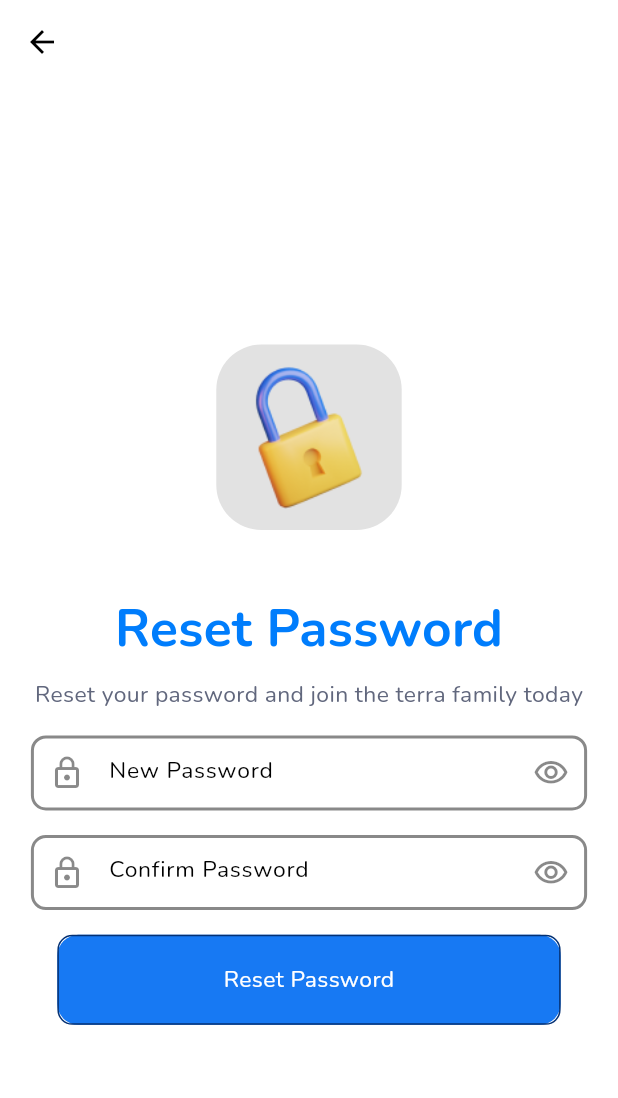
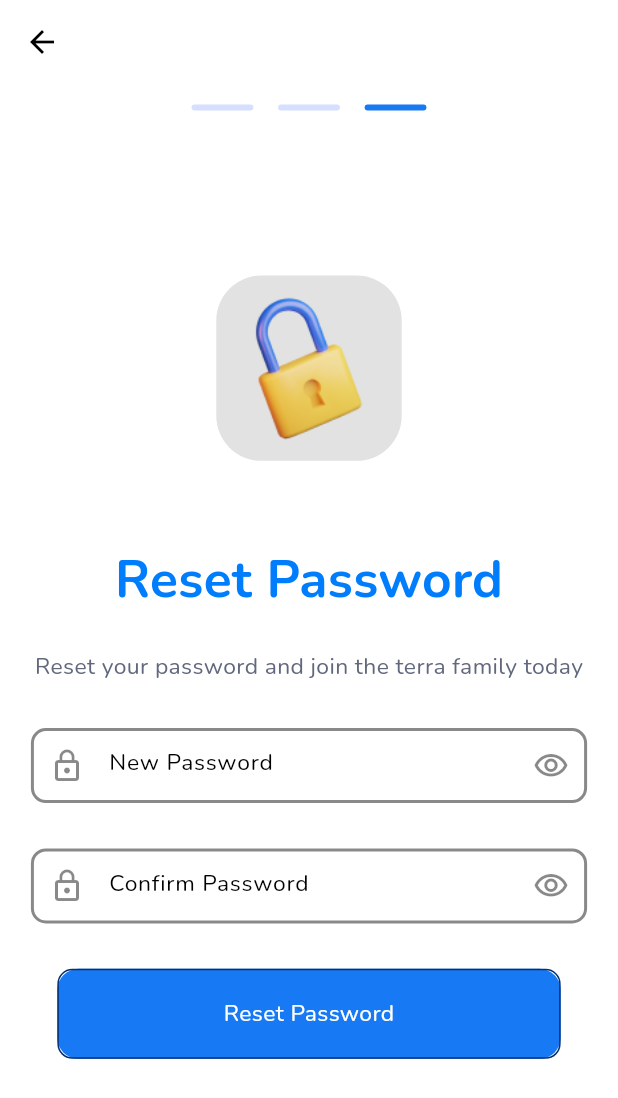
Before and after one commit to A2SV/Terra, a Flutter app: the screen it shows after launch, on a phone screen of 412 x 824 dp. Shown: the top 1098 px of the screen. Run offline on Flutter 3.47's test engine with Material 3 defaults, Android fonts, the phone set to English and light mode, and no system bars; our stand-ins replace flutter_styled_toast, flutter_svg, pinput, responsive_sizer; missing offline and left inert: validation_pro.

Commit message:
feat:password reset page raw structure

```diff
--- a/mobile/lib/src/core/theme/common_color.dart
+++ b/mobile/lib/src/core/theme/common_color.dart
@@ -11,6 +11,4 @@ class AppCommonColors {
   static const signInWithGoogleBgnd = Color(0xFF61677D);
   static const logoGold = Color(0xFFC3922E);
   static const mainlightBlue=Color(0xFFD6DFFF);
-  static const imageBackgroundColor=Color(0xFFEAEFF5);
-  static const textFieldTextColor=Color(0xFFACACAC);
 }
--- a/mobile/lib/src/features/auth/presentation/otp.dart
+++ b/mobile/lib/src/features/auth/presentation/otp.dart
@@ -1,6 +1,7 @@
 import 'package:flutter/cupertino.dart';
 import 'package:flutter/material.dart';
 import 'package:flutter_svg/svg.dart';
+import 'package:mobile/src/onboarding/presentation/widgets/page_indicator.dart';
 import 'package:pinput/pinput.dart';
 
 import '../../../core/theme/common_color.dart';
@@ -23,6 +24,7 @@ class _OtpScreenState extends State<OtpScreen> {
         mainAxisAlignment:MainAxisAlignment.center,
 
         children: <Widget>[
+
           Container(
             key: Key('image'),
             child:Image.asset('assets/images/mail.png')
--- a/mobile/lib/src/features/auth/presentation/password_reset.dart
+++ b/mobile/lib/src/features/auth/presentation/password_reset.dart
@@ -8,6 +8,7 @@ import 'package:mobile/src/core/widgets/custom_button.dart';
 import 'package:responsive_sizer/responsive_sizer.dart';
 
 import '../../../core/theme/app_light_theme_colors.dart';
+import '../../../onboarding/presentation/widgets/page_indicator.dart';
 
 class PasswordResetScreen extends StatefulWidget{
   @override
@@ -36,8 +37,43 @@ class _PasswordResetScreenState extends State<PasswordResetScreen> {
         ),
       ),
       body: Column(
-        mainAxisAlignment: MainAxisAlignment.center,
+        mainAxisAlignment: MainAxisAlignment.spaceEvenly,
         children: <Widget>[
+          Container(
+            alignment: Alignment.topCenter,
+            key: Key('page-indicator'),
+            child: Row(
+              mainAxisAlignment: MainAxisAlignment.center,
+              children: <Widget>[
+                Container(
+                  margin:EdgeInsets.fromLTRB(2.w, 0, 2.w, 0),
+                  child:PageIndicator(
+                    width: 10.w,
+                    color: AppCommonColors.mainlightBlue,
+                  ),
+                ),
+                Container(
+                  margin:EdgeInsets.fromLTRB(2.w, 0, 2.w, 0),
+                  child:PageIndicator(
+                    width: 10.w,
+                    color: AppCommonColors.mainlightBlue,
+                  ),
+                ),
+                Container(
+                  margin:EdgeInsets.fromLTRB(2.w, 0, 2.w, 0),
+                  child:PageIndicator(
+                    width: 10.w,
+                    color: AppCommonColors.mainBlueButton,
+                  ),
+                ),
+
+
+              ],
+            )
+          ),
+          SizedBox(
+            height: 5.h,
+          ),
           Container(
             key: Key('image'),
             margin: EdgeInsets.all(5.h),
@@ -171,9 +207,13 @@ class _PasswordResetScreenState extends State<PasswordResetScreen> {
             margin: EdgeInsets.all(1.h),
             width: 100.w,
             child: CustomButton(
+              backgroundColor: AppCommonColors.mainBlueButton,
               text:'Reset Password',
               onPressed: (){},
             ),
+          ),
+          SizedBox(
+            height: 10.h,
           ),
 
         ],
```
